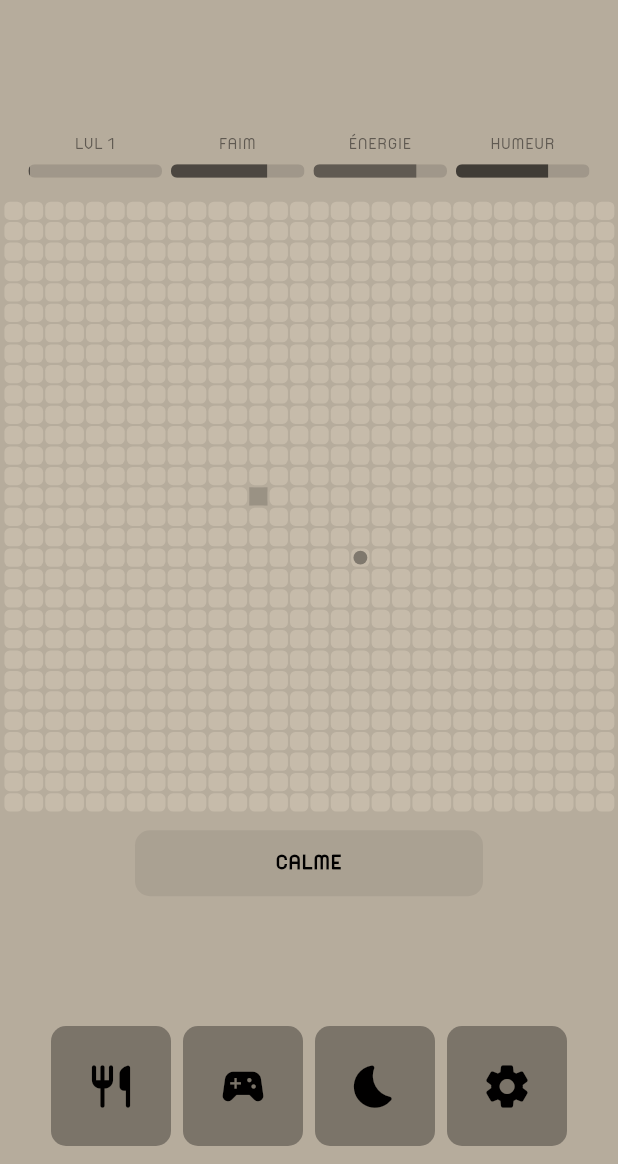
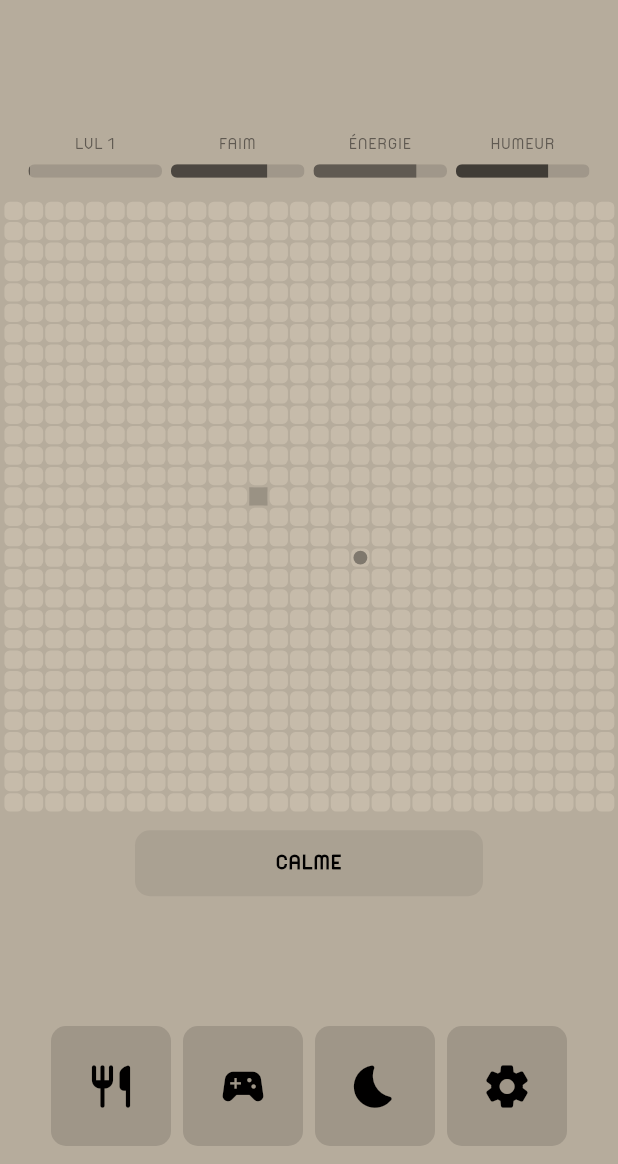
Before and after one commit to thomaspouly/biti, a Flutter app: the screen it shows after launch, on a phone screen of 412 x 824 dp, the part 72-1236 px from its top. Run offline on Flutter 3.47's test engine with Material 3 defaults, Android fonts, the light colour scheme and no system bars; our stand-ins replace sensors_plus, shared_preferences.

Commit message:
Update color mixing values for panel and barAccent in BitiThemePair

```diff
--- a/lib/theme/biti_theme_pair.dart
+++ b/lib/theme/biti_theme_pair.dart
@@ -27,10 +27,10 @@ class BitiThemePair {
       mix(_aIsLighter ? 0.28 : 0.72).withValues(alpha: 0.55);
 
   /// Panneaux (boutons, feuille paramètres).
-  Color get panel => mix(0.38);
+  Color get panel => mix(0.2);
 
   /// Remplissage « fort » des barres (faim / énergie / humeur / niveau).
-  Color get barAccent => mix(0.68);
+  Color get barAccent => mix(0.6);
 
   /// Remplissage alternatif pour distinguer les jauges (toujours sur le même segment).
   Color barSecondary(double offset) => mix((0.58 + offset).clamp(0.0, 1.0));
```
